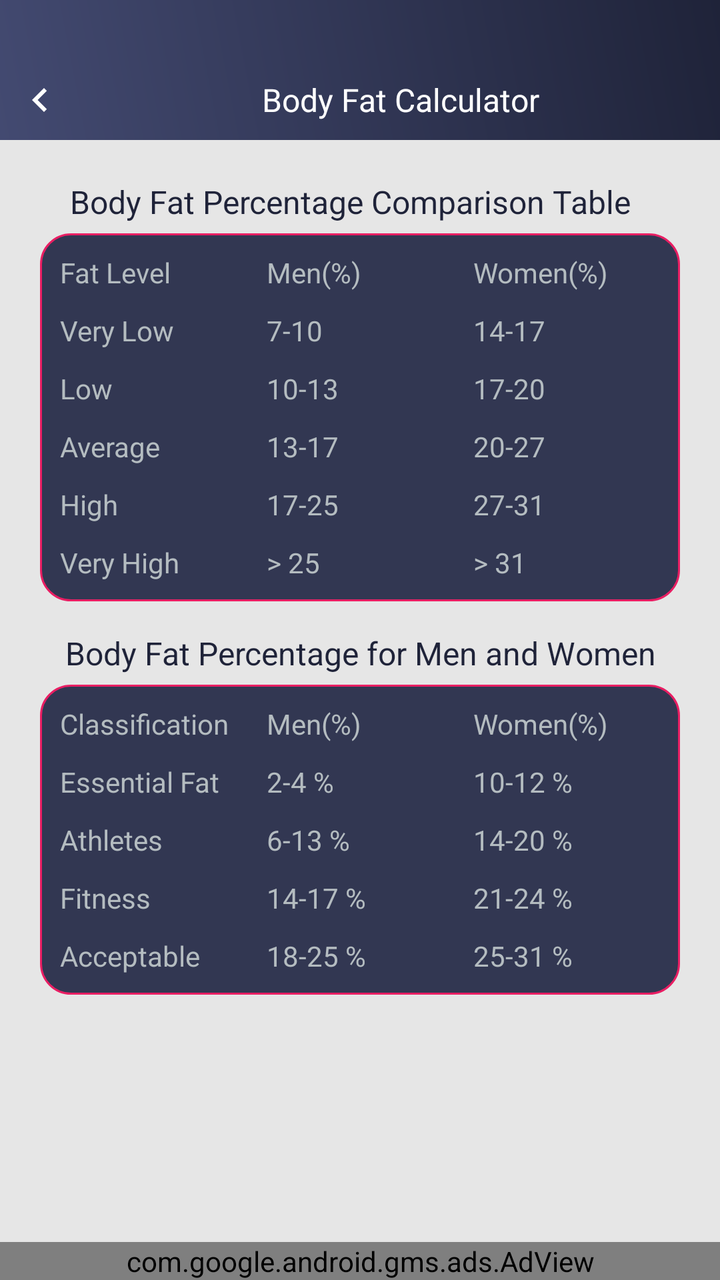
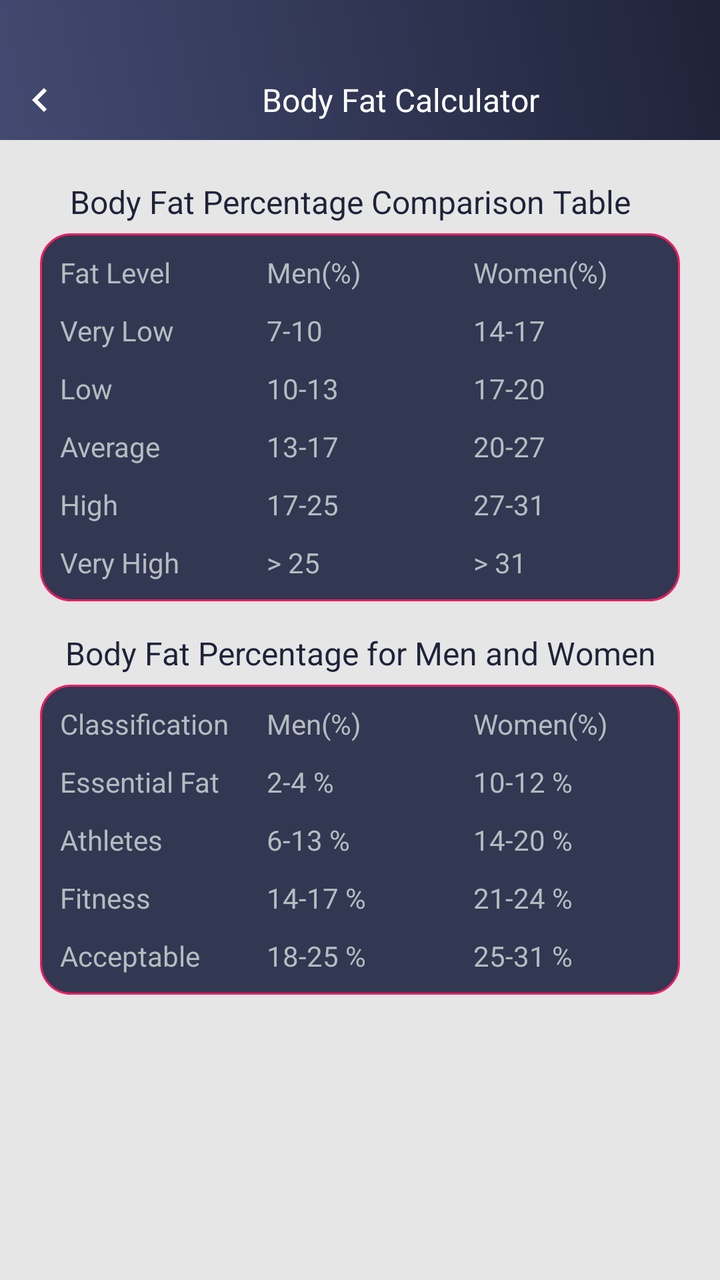

Two renders of the same Android screen: before a commit and after it. Below are the layout's source before the change and the commit's diff.
<!-- AndroidManifest.xml: application theme AppTheme -->
<!-- res/layout/bodyfat_chart.xml -->
<?xml version="1.0" encoding="utf-8"?>
<RelativeLayout xmlns:android="http://schemas.android.com/apk/res/android"
    xmlns:aapt="http://schemas.android.com/aapt"
    xmlns:app="http://schemas.android.com/apk/res-auto"
    android:layout_width="match_parent"
    android:layout_height="match_parent"
    android:background="@color/gray_color"
    android:orientation="vertical">

    <RelativeLayout
        android:id="@+id/rela1"
        android:layout_width="match_parent"
        android:layout_height="wrap_content"
        android:background="@drawable/a1_grad">

        <ImageView
            android:id="@+id/iv_back"
            android:layout_width="40dp"
            android:layout_height="40dp"
            android:layout_alignParentLeft="true"
            android:layout_alignParentTop="true"
            android:layout_marginTop="30dp"
            android:padding="8dp"
            android:src="@drawable/ic_chevron_left_white_24dp" />

        <TextView
            android:id="@+id/tv_title"
            android:layout_width="match_parent"
            android:layout_height="40dp"
            android:layout_marginTop="30dp"
            android:layout_toRightOf="@+id/iv_back"
            android:gravity="center"
            android:text="@string/Body_Fat_Calculator"
            android:textColor="@color/white"
            android:textSize="@dimen/textsize_16" />

    </RelativeLayout>

    <ScrollView
        android:layout_width="match_parent"
        android:layout_height="wrap_content"
        android:layout_above="@+id/ad_layout"
        android:layout_below="@+id/rela1">

        <LinearLayout
            android:layout_width="match_parent"
            android:layout_height="wrap_content"
            android:layout_margin="15dp"
            android:orientation="vertical"
            android:visibility="visible">

            <TextView
                android:id="@+id/tv_bodyfat"
                android:layout_width="match_parent"
                android:layout_height="wrap_content"
                android:layout_marginLeft="15dp"
                android:layout_marginRight="15dp"
                android:gravity="top|bottom|left|right|center_vertical|fill_vertical|center_horizontal|fill_horizontal|center|fill|start|end"
                android:padding="5dp"
                android:text="@string/Body_Fat_Percentage_Comparison_Table"
                android:textColor="@color/colorPrimaryDark"
                android:textSize="@dimen/textsize_16" />

            <LinearLayout
                android:layout_width="match_parent"
                android:layout_height="wrap_content"
                android:layout_marginLeft="5dp"
                android:layout_marginRight="5dp"
                android:background="@drawable/corner1"
                android:orientation="vertical"
                android:padding="5dp"
                android:visibility="visible">

                <LinearLayout
                    android:layout_width="match_parent"
                    android:layout_height="wrap_content"
                    android:orientation="horizontal">

                    <TextView
                        android:id="@+id/tv_fat_level"
                        android:layout_width="0dp"
                        android:layout_height="wrap_content"
                        android:layout_weight="1"
                        android:gravity="fill"
                        android:padding="5dp"
                        android:text="@string/Fat_Level"
                        android:textColor="@color/textColor"
                        android:textSize="@dimen/textsize_14" />

                    <TextView
                        android:id="@+id/tv_men_fatlevel"
                        android:layout_width="0dp"
                        android:layout_height="wrap_content"
                        android:layout_weight="1"
                        android:gravity="fill"
                        android:padding="5dp"
                        android:text="@string/Men_fat"
                        android:textColor="@color/textColor"
                        android:textSize="@dimen/textsize_14" />

                    <TextView
                        android:id="@+id/tv_women_fatlevel"
                        android:layout_width="0dp"
                        android:layout_height="wrap_content"
                        android:layout_weight="1"
                        android:gravity="fill"
                        android:padding="5dp"
                        android:text="@string/Women_fat"
                        android:textColor="@color/textColor"
                        android:textSize="@dimen/textsize_14" />
                </LinearLayout>

                <LinearLayout
                    android:layout_width="match_parent"
                    android:layout_height="wrap_content"
                    android:orientation="horizontal">

                    <TextView
                        android:id="@+id/tv_vlow_fat"
                        android:layout_width="0dp"
                        android:layout_height="wrap_content"
                        android:layout_weight="1"
                        android:gravity="fill"
                        android:padding="5dp"
                        android:text="@string/Very_Low"
                        android:textColor="@color/textColor"
                        android:textSize="@dimen/textsize_14" />

                    <TextView
                        android:id="@+id/tv_vlow_fat_man"
                        android:layout_width="0dp"
                        android:layout_height="wrap_content"
                        android:layout_weight="1"
                        android:gravity="fill"
                        android:padding="5dp"
                        android:text="7-10"
                        android:textColor="@color/textColor"
                        android:textSize="@dimen/textsize_14" />

                    <TextView
                        android:id="@+id/tv_vlow_fat_woman"
                        android:layout_width="0dp"
                        android:layout_height="wrap_content"
                        android:layout_weight="1"
                        android:gravity="fill"
                        android:padding="5dp"
                        android:text="14-17"
                        android:textColor="@color/textColor"
                        android:textSize="@dimen/textsize_14" />
                </LinearLayout>

                <LinearLayout
                    android:layout_width="match_parent"
                    android:layout_height="wrap_content"
                    android:orientation="horizontal">

                    <TextView
                        android:id="@+id/tv_low_fat"
                        android:layout_width="0dp"
                        android:layout_height="wrap_content"
                        android:layout_weight="1"
                        android:gravity="fill"
                        android:padding="5dp"
                        android:text="@string/Low"
                        android:textColor="@color/textColor"
                        android:textSize="@dimen/textsize_14" />

                    <TextView
                        android:id="@+id/tv_low_fat_man"
                        android:layout_width="0dp"
                        android:layout_height="wrap_content"
                        android:layout_weight="1"
                        android:gravity="fill"
                        android:padding="5dp"
                        android:text="10-13"
                        android:textColor="@color/textColor"
                        android:textSize="@dimen/textsize_14" />

                    <TextView
                        android:id="@+id/tv_low_fat_woman"
                        android:layout_width="0dp"
                        android:layout_height="wrap_content"
                        android:layout_weight="1"
                        android:gravity="fill"
                        android:padding="5dp"
                        android:text="17-20"
                        android:textColor="@color/textColor"
                        android:textSize="@dimen/textsize_14" />
                </LinearLayout>

                <LinearLayout
                    android:layout_width="match_parent"
                    android:layout_height="wrap_content"
                    android:orientation="horizontal">

                    <TextView
                        android:id="@+id/tv_avg_fat"
                        android:layout_width="0dp"
                        android:layout_height="wrap_content"
                        android:layout_weight="1"
                        android:gravity="fill"
                        android:padding="5dp"
                        android:text="@string/Average"
                        android:textColor="@color/textColor"
                        android:textSize="@dimen/textsize_14" />

                    <TextView
                        android:id="@+id/tv_avg_fat_man"
                        android:layout_width="0dp"
                        android:layout_height="wrap_content"
                        android:layout_weight="1"
                        android:gravity="fill"
                        android:padding="5dp"
                        android:text="13-17"
                        android:textColor="@color/textColor"
                        android:textSize="@dimen/textsize_14" />

                    <TextView
                        android:id="@+id/tv_avg_fat_woman"
                        android:layout_width="0dp"
                        android:layout_height="wrap_content"
                        android:layout_weight="1"
                        android:gravity="fill"
                        android:padding="5dp"
                        android:text="20-27"
                        android:textColor="@color/textColor"
                        android:textSize="@dimen/textsize_14" />
                </LinearLayout>

                <LinearLayout
                    android:layout_width="match_parent"
                    android:layout_height="wrap_content"
                    android:orientation="horizontal">

                    <TextView
                        android:id="@+id/tv_high_fat"
                        android:layout_width="0dp"
                        android:layout_height="wrap_content"
                        android:layout_weight="1"
                        android:gravity="fill"
                        android:padding="5dp"
                        android:text="@string/High"
                        android:textColor="@color/textColor"
                        android:textSize="@dimen/textsize_14" />

                    <TextView
                        android:id="@+id/tv_high_fat_man"
                        android:layout_width="0dp"
                        android:layout_height="wrap_content"
                        android:layout_weight="1"
                        android:gravity="fill"
                        android:padding="5dp"
                        android:text="17-25"
                        android:textColor="@color/textColor"
                        android:textSize="@dimen/textsize_14" />

                    <TextView
                        android:id="@+id/tv_high_fat_woman"
                        android:layout_width="0dp"
                        android:layout_height="wrap_content"
                        android:layout_weight="1"
                        android:gravity="fill"
                        android:padding="5dp"
                        android:text="27-31"
                        android:textColor="@color/textColor"
                        android:textSize="@dimen/textsize_14" />
                </LinearLayout>

                <LinearLayout
                    android:layout_width="match_parent"
                    android:layout_height="wrap_content"
                    android:orientation="horizontal">

                    <TextView
                        android:id="@+id/tv_vhigh_fat"
                        android:layout_width="0dp"
                        android:layout_height="wrap_content"
                        android:layout_weight="1"
                        android:gravity="fill"
                        android:padding="5dp"
                        android:text="@string/Very_High"
                        android:textColor="@color/textColor"
                        android:textSize="@dimen/textsize_14" />

                    <TextView
                        android:id="@+id/tv_vhigh_fat_man"
                        android:layout_width="0dp"
                        android:layout_height="wrap_content"
                        android:layout_weight="1"
                        android:gravity="fill"
                        android:padding="5dp"
                        android:text="&gt; 25"
                        android:textColor="@color/textColor"
                        android:textSize="@dimen/textsize_14" />

                    <TextView
                        android:id="@+id/tv_vhigh_fat_woman"
                        android:layout_width="0dp"
                        android:layout_height="wrap_content"
                        android:layout_weight="1"
                        android:gravity="fill"
                        android:padding="5dp"
                        android:text="&gt; 31"
                        android:textColor="@color/textColor"
                        android:textSize="@dimen/textsize_14" />
                </LinearLayout>
            </LinearLayout>

            <TextView
                android:id="@+id/tv_bodayfat_percentage"
                android:layout_width="match_parent"
                android:layout_height="wrap_content"
                android:layout_marginTop="10dp"
                android:gravity="center"
                android:padding="5dp"
                android:text="@string/Body_Fat_Percentage_for_Men_and_Women"
                android:textColor="@color/colorPrimaryDark"
                android:textSize="@dimen/textsize_16" />

            <LinearLayout
                android:layout_width="match_parent"
                android:layout_height="wrap_content"
                android:layout_marginLeft="5dp"
                android:layout_marginRight="5dp"
                android:background="@drawable/corner1"
                android:padding="5dp"
                android:orientation="vertical">

                <LinearLayout
                    android:layout_width="match_parent"
                    android:layout_height="wrap_content"
                    android:orientation="horizontal">

                    <TextView
                        android:id="@+id/tv_bodayfat_classification"
                        android:layout_width="0dp"
                        android:layout_height="match_parent"
                        android:layout_weight="1"
                        android:gravity="fill"
                        android:padding="5dp"
                        android:text="@string/Classification"
                        android:textColor="@color/textColor"
                        android:textSize="@dimen/textsize_14" />

                    <TextView
                        android:id="@+id/tv_bodayfat_classification_man"
                        android:layout_width="0dp"
                        android:layout_height="match_parent"
                        android:layout_weight="1"
                        android:gravity="fill"
                        android:padding="5dp"
                        android:text="@string/Men_fat"
                        android:textColor="@color/textColor"
                        android:textSize="@dimen/textsize_14" />

                    <TextView
                        android:id="@+id/tv_bodayfat_classification_woman"
                        android:layout_width="0dp"
                        android:layout_height="match_parent"
                        android:layout_weight="1"
                        android:gravity="fill"
                        android:padding="5dp"
                        android:text="@string/Women_fat"
                        android:textColor="@color/textColor"
                        android:textSize="@dimen/textsize_14" />
                </LinearLayout>

                <LinearLayout
                    android:layout_width="match_parent"
                    android:layout_height="wrap_content"
                    android:orientation="horizontal">

                    <TextView
                        android:id="@+id/tv_essential_fat"
                        android:layout_width="0dp"
                        android:layout_height="match_parent"
                        android:layout_weight="1"
                        android:gravity="fill"
                        android:padding="5dp"
                        android:text="@string/Essential_Fat"
                        android:textColor="@color/textColor"
                        android:textSize="@dimen/textsize_14" />

                    <TextView
                        android:id="@+id/tv_essential_fat_man"
                        android:layout_width="0dp"
                        android:layout_height="match_parent"
                        android:layout_weight="1"
                        android:gravity="fill"
                        android:padding="5dp"
                        android:text="2-4 %"
                        android:textColor="@color/textColor"
                        android:textSize="@dimen/textsize_14" />

                    <TextView
                        android:id="@+id/tv_essential_fat_woman"
                        android:layout_width="0dp"
                        android:layout_height="match_parent"
                        android:layout_weight="1"
                        android:gravity="fill"
                        android:padding="5dp"
                        android:text="10-12 %"
                        android:textColor="@color/textColor"
                        android:textSize="@dimen/textsize_14" />
                </LinearLayout>

                <LinearLayout
                    android:layout_width="match_parent"
                    android:layout_height="wrap_content"
                    android:orientation="horizontal">

                    <TextView
                        android:id="@+id/tv_athletes"
                        android:layout_width="0dp"
                        android:layout_height="match_parent"
                        android:layout_weight="1"
                        android:gravity="fill"
                        android:padding="5dp"
                        android:text="@string/Athletes"
                        android:textColor="@color/textColor"
                        android:textSize="@dimen/textsize_14" />

                    <TextView
                        android:id="@+id/tv_athletes_man"
                        android:layout_width="0dp"
                        android:layout_height="match_parent"
                        android:layout_weight="1"
                        android:gravity="fill"
                        android:padding="5dp"
                        android:text="6-13 %"
                        android:textColor="@color/textColor"
                        android:textSize="@dimen/textsize_14" />

                    <TextView
                        android:id="@+id/tv_athletes_woman"
                        android:layout_width="0dp"
                        android:layout_height="match_parent"
                        android:layout_weight="1"
                        android:gravity="fill"
                        android:padding="5dp"
                        android:text="14-20 %"
                        android:textColor="@color/textColor"
                        android:textSize="@dimen/textsize_14" />
                </LinearLayout>

                <LinearLayout
                    android:layout_width="match_parent"
                    android:layout_height="wrap_content"
                    android:orientation="horizontal">

                    <TextView
                        android:id="@+id/tv_fitness"
                        android:layout_width="0dp"
                        android:layout_height="match_parent"
                        android:layout_weight="1"
                        android:gravity="fill"
                        android:padding="5dp"
                        android:text="@string/Fitness"
                        android:textColor="@color/textColor"
                        android:textSize="@dimen/textsize_14" />

                    <TextView
                        android:id="@+id/tv_fitness_man"
                        android:layout_width="0dp"
                        android:layout_height="match_parent"
                        android:layout_weight="1"
                        android:gravity="fill"
                        android:padding="5dp"
                        android:text="14-17 %"
                        android:textColor="@color/textColor"
                        android:textSize="@dimen/textsize_14" />

                    <TextView
                        android:id="@+id/tv_fitness_woman"
                        android:layout_width="0dp"
                        android:layout_height="match_parent"
                        android:layout_weight="1"
                        android:gravity="fill"
                        android:padding="5dp"
                        android:text="21-24 %"
                        android:textColor="@color/textColor"
                        android:textSize="@dimen/textsize_14" />
                </LinearLayout>

                <LinearLayout
                    android:layout_width="match_parent"
                    android:layout_height="wrap_content"
                    android:orientation="horizontal">

                    <TextView
                        android:id="@+id/tv_acceptable"
                        android:layout_width="0dp"
                        android:layout_height="match_parent"
                        android:layout_weight="1"
                        android:gravity="fill"
                        android:padding="5dp"
                        android:text="@string/Acceptable"
                        android:textColor="@color/textColor"
                        android:textSize="@dimen/textsize_14" />

                    <TextView
                        android:id="@+id/tv_acceptable_man"
                        android:layout_width="0dp"
                        android:layout_height="match_parent"
                        android:layout_weight="1"
                        android:gravity="fill"
                        android:padding="5dp"
                        android:text="18-25 %"
                        android:textColor="@color/textColor"
                        android:textSize="@dimen/textsize_14" />

                    <TextView
                        android:id="@+id/tv_acceptable_woman"
                        android:layout_width="0dp"
                        android:layout_height="match_parent"
                        android:layout_weight="1"
                        android:gravity="fill"
                        android:padding="5dp"
                        android:text="25-31 %"
                        android:textColor="@color/textColor"
                        android:textSize="@dimen/textsize_14" />
                </LinearLayout>
            </LinearLayout>
        </LinearLayout>
    </ScrollView>

    <include
        android:id="@+id/ad_layout"
        layout="@layout/native_ad"
        android:layout_width="match_parent"
        android:layout_height="wrap_content"
        android:layout_alignParentLeft="true"
        android:layout_alignParentBottom="true"
        android:layout_gravity="top|center_vertical|center_horizontal|center" />
</RelativeLayout>
<!-- res/layout/native_ad.xml (included above) -->
<?xml version="1.0" encoding="utf-8"?>
<LinearLayout xmlns:android="http://schemas.android.com/apk/res/android"
    xmlns:aapt="http://schemas.android.com/aapt"
    xmlns:app="http://schemas.android.com/apk/res-auto"
    android:layout_width="match_parent"
    android:layout_height="wrap_content"
    android:orientation="vertical">

    <com.google.android.gms.ads.AdView
        android:id="@+id/adView"
        android:layout_width="match_parent"
        android:layout_height="wrap_content"
        android:layout_above="@+id/ll_footer_menu"
        app:adSize="BANNER"
        app:adUnitId="@string/banner_ad_three" />
</LinearLayout>
<!-- resources referenced by this layout -->
<resources>
  <color name="colorPrimaryDark">#1F2339</color>
  <color name="gray_color">#E6E6E6</color>
  <color name="textColor">#ffb4bcc0</color>
  <color name="white">#ffffff</color>
  <dimen name="textsize_14">14sp</dimen>
  <dimen name="textsize_16">16sp</dimen>
  <!-- drawable a1_grad (drawable) -->
  <?xml version="1.0" encoding="utf-8"?>
  <shape xmlns:android="http://schemas.android.com/apk/res/android">
      <gradient
          android:angle="225"
          android:endColor="#434A71"
          android:startColor="#1F2339" />
  
  
  </shape>
  <!-- drawable corner1 (drawable) -->
  <?xml version="1.0" encoding="utf-8"?>
  <shape xmlns:android="http://schemas.android.com/apk/res/android"
      android:shape="rectangle">
  
  
      <stroke
          android:width="1dp"
          android:color="#E91E63"/>
  
      <corners android:radius="15dp"/>
  
      <solid
          android:color="#323752"/>
  
  </shape>
  <!-- drawable ic_chevron_left_white_24dp (drawable) -->
  <vector android:height="24dp" android:tint="#FFFFFF"
      android:viewportHeight="24" android:viewportWidth="24"
      android:width="24dp" xmlns:android="http://schemas.android.com/apk/res/android">
      <path android:fillColor="@android:color/white" android:pathData="M15.41,7.41L14,6l-6,6 6,6 1.41,-1.41L10.83,12z"/>
  </vector>
  <string name="Acceptable">Acceptable</string>
  <string name="Athletes">Athletes</string>
  <string name="Average">Average</string>
  <string name="Body_Fat_Calculator">Body Fat Calculator</string>
  <string name="Body_Fat_Percentage_Comparison_Table">Body Fat Percentage Comparison Table</string>
  <string name="Body_Fat_Percentage_for_Men_and_Women">Body Fat Percentage for Men and Women</string>
  <string name="Classification">Classification</string>
  <string name="Essential_Fat">Essential Fat</string>
  <string name="Fat_Level">Fat Level</string>
  <string name="Fitness">Fitness</string>
  <string name="High">High</string>
  <string name="Low">Low</string>
  <string name="Men_fat">Men(%)</string>
  <string name="Very_High">Very High</string>
  <string name="Very_Low">Very Low</string>
  <string name="Women_fat">Women(%)</string>
  <string name="banner_ad_three">ca-app-pub-2957577039807154/7696956496</string>
  <style name="AppTheme" parent="Theme.AppCompat.Light.DarkActionBar">
          
          <item name="colorPrimary">@color/colorPrimary</item>
          <item name="colorPrimaryDark">@color/colorPrimaryDark</item>
          <item name="colorAccent">@color/colorAccent</item>
      </style>
  <color name="colorPrimary">#434A71</color>
  <color name="colorAccent">#1F2339</color>
</resources>

<!-- the commit's change to res/layout/bodyfat_chart.xml (unified diff, before → after) -->
@@ -524,29 +524,14 @@
         </LinearLayout>
     </ScrollView>
 
-    <include
-        android:id="@+id/ad_layout"
-        layout="@layout/native_ad"
+
+    <LinearLayout
+        android:id="@+id/normal_ad_include"
         android:layout_width="match_parent"
         android:layout_height="wrap_content"
-        android:layout_alignParentLeft="true"
-        android:layout_alignParentBottom="true"
-        android:layout_gravity="top|center_vertical|center_horizontal|center" />
+        android:orientation="vertical"
+        android:gravity="center"
+        android:layout_alignParentBottom="true"/>
+
+    
 </RelativeLayout>
-<!-- res/layout/native_ad.xml (included above) -->
-<?xml version="1.0" encoding="utf-8"?>
-<LinearLayout xmlns:android="http://schemas.android.com/apk/res/android"
-    xmlns:aapt="http://schemas.android.com/aapt"
-    xmlns:app="http://schemas.android.com/apk/res-auto"
-    android:layout_width="match_parent"
-    android:layout_height="wrap_content"
-    android:orientation="vertical">
-
-    <com.google.android.gms.ads.AdView
-        android:id="@+id/adView"
-        android:layout_width="match_parent"
-        android:layout_height="wrap_content"
-        android:layout_above="@+id/ll_footer_menu"
-        app:adSize="BANNER"
-        app:adUnitId="@string/banner_ad_three" />
-</LinearLayout>
<!-- resource entries referenced after the edit -->
@@ -54,7 +54,6 @@
   <string name="Very_High">Very High</string>
   <string name="Very_Low">Very Low</string>
   <string name="Women_fat">Women(%)</string>
-  <string name="banner_ad_three">ca-app-pub-2957577039807154/7696956496</string>
   <style name="AppTheme" parent="Theme.AppCompat.Light.DarkActionBar">
           
           <item name="colorPrimary">@color/colorPrimary</item>
